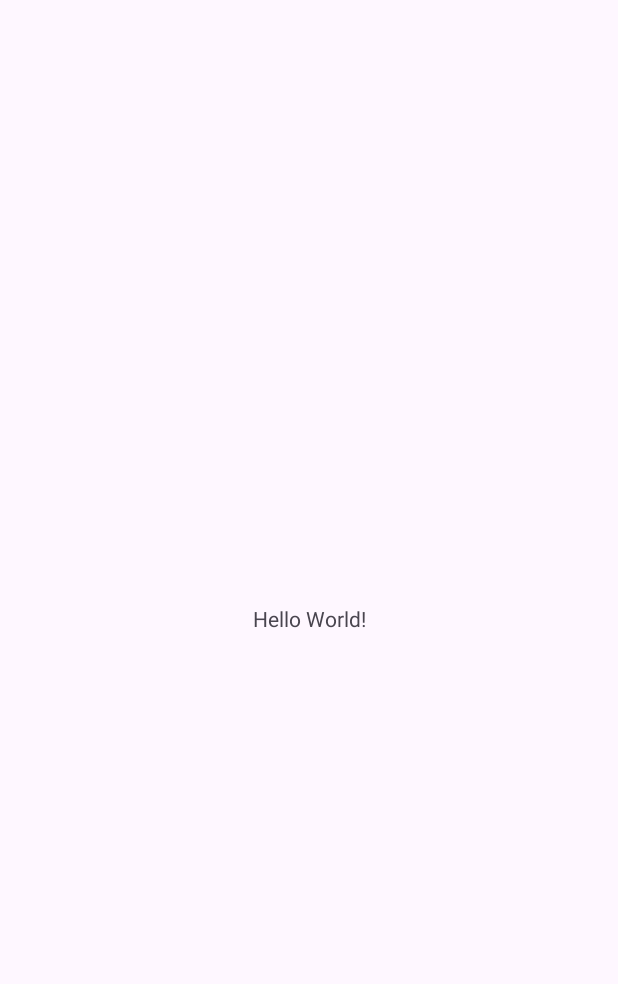
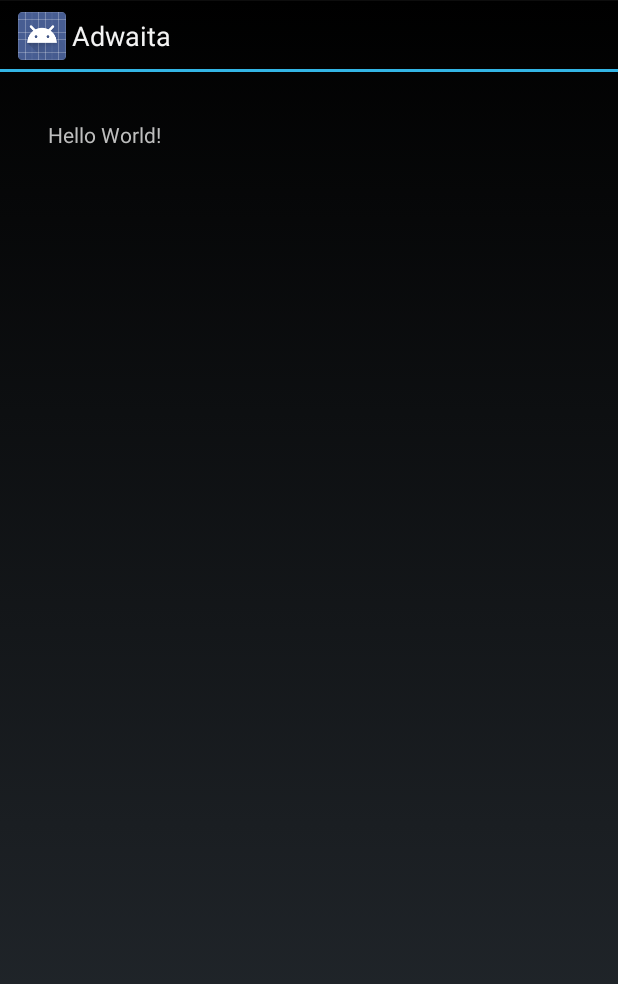
Before and after one commit to bryansills/Adwaita, an Android app: the screen it shows after launch (MainActivity), on a phone screen of 412 x 824 dp. Before the commit the part shown is almost empty. Shown: the top 984 px of the screen. Run offline under Robolectric (Android 15) with nearby library versions, the phone set to English and light mode, and no system bars.

Commit message:
hah got minSdk down to 7

```diff
--- a/app/src/main/java/ninja/bryansills/adwaita/MainActivity.java
+++ b/app/src/main/java/ninja/bryansills/adwaita/MainActivity.java
@@ -1,24 +1,13 @@
 package ninja.bryansills.adwaita;
 
+import android.app.Activity;
 import android.os.Bundle;
 
-import androidx.activity.EdgeToEdge;
-import androidx.appcompat.app.AppCompatActivity;
-import androidx.core.graphics.Insets;
-import androidx.core.view.ViewCompat;
-import androidx.core.view.WindowInsetsCompat;
-
-public class MainActivity extends AppCompatActivity {
+public class MainActivity extends Activity {
 
     @Override
     protected void onCreate(Bundle savedInstanceState) {
         super.onCreate(savedInstanceState);
-        EdgeToEdge.enable(this);
         setContentView(R.layout.activity_main);
-        ViewCompat.setOnApplyWindowInsetsListener(findViewById(R.id.main), (v, insets) -> {
-            Insets systemBars = insets.getInsets(WindowInsetsCompat.Type.systemBars());
-            v.setPadding(systemBars.left, systemBars.top, systemBars.right, systemBars.bottom);
-            return insets;
-        });
     }
 }
--- a/app/src/main/res/layout/activity_main.xml
+++ b/app/src/main/res/layout/activity_main.xml
@@ -1,19 +1,16 @@
 <?xml version="1.0" encoding="utf-8"?>
-<androidx.constraintlayout.widget.ConstraintLayout xmlns:android="http://schemas.android.com/apk/res/android"
+<LinearLayout xmlns:android="http://schemas.android.com/apk/res/android"
     xmlns:app="http://schemas.android.com/apk/res-auto"
     xmlns:tools="http://schemas.android.com/tools"
     android:id="@+id/main"
     android:layout_width="match_parent"
     android:layout_height="match_parent"
+    android:padding="32dp"
     tools:context=".MainActivity">
 
     <TextView
         android:layout_width="wrap_content"
         android:layout_height="wrap_content"
-        android:text="Hello World!"
-        app:layout_constraintBottom_toBottomOf="parent"
-        app:layout_constraintEnd_toEndOf="parent"
-        app:layout_constraintStart_toStartOf="parent"
-        app:layout_constraintTop_toTopOf="parent" />
+        android:text="Hello World!" />
 
-</androidx.constraintlayout.widget.ConstraintLayout>
+</LinearLayout>
--- a/app/src/main/res/values-night/themes.xml
+++ b/app/src/main/res/values-night/themes.xml
@@ -1,6 +1,6 @@
 <resources xmlns:tools="http://schemas.android.com/tools">
     <!-- Base application theme. -->
-    <style name="Base.Theme.Adwaita" parent="Theme.Material3.DayNight.NoActionBar">
+    <style name="Base.Theme.Adwaita" parent="android:Theme.Holo">
         <!-- Customize your dark theme here. -->
         <!-- <item name="colorPrimary">@color/my_dark_primary</item> -->
     </style>
--- a/app/src/main/res/values/themes.xml
+++ b/app/src/main/res/values/themes.xml
@@ -1,6 +1,6 @@
 <resources xmlns:tools="http://schemas.android.com/tools">
     <!-- Base application theme. -->
-    <style name="Base.Theme.Adwaita" parent="Theme.Material3.DayNight.NoActionBar">
+    <style name="Base.Theme.Adwaita" parent="android:Theme.Holo">
         <!-- Customize your light theme here. -->
         <!-- <item name="colorPrimary">@color/my_light_primary</item> -->
     </style>
```
Also changed, not shown: app/build.gradle.kts (+1 -10 lines).
